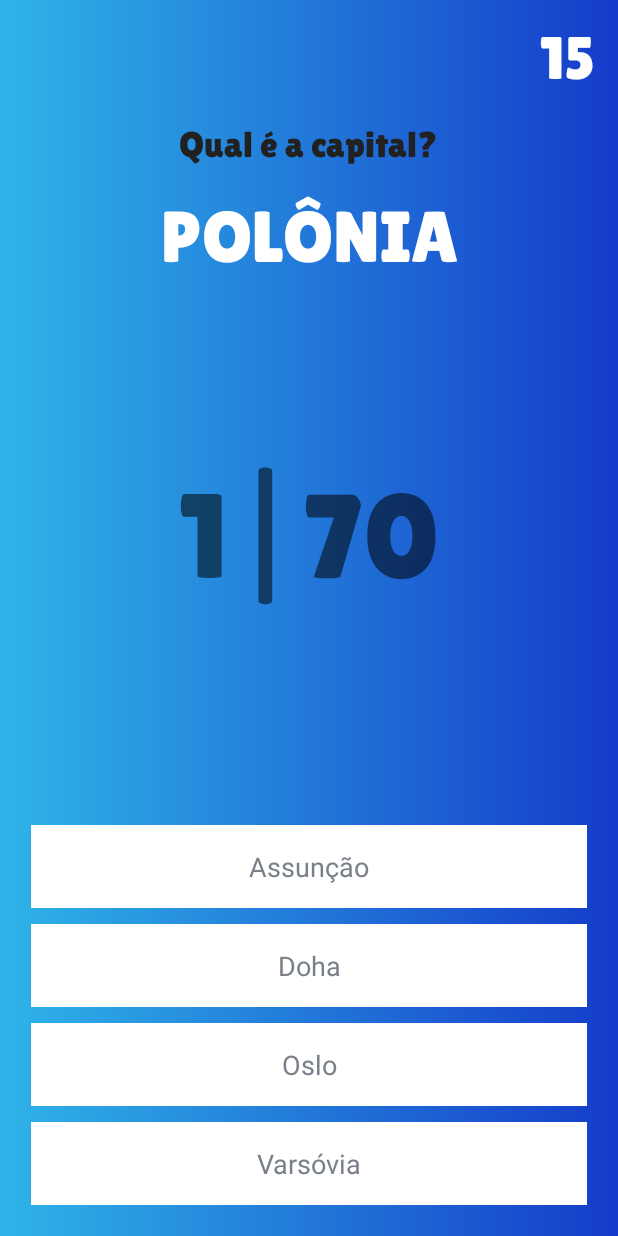
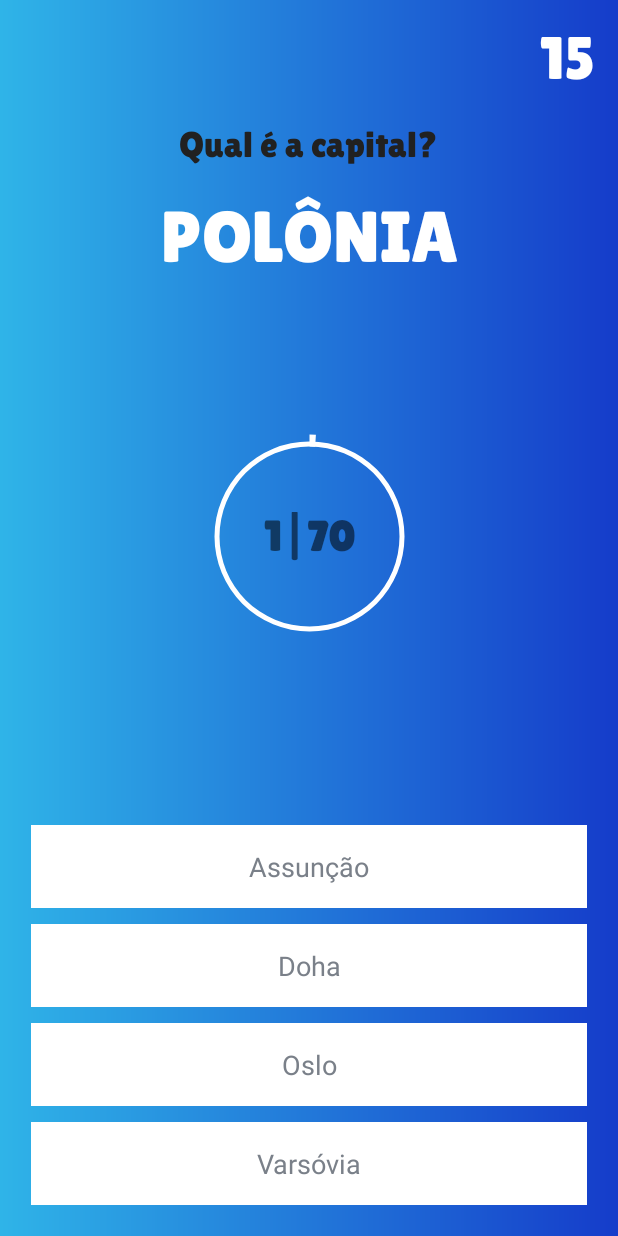
Before and after one commit to Pedro-Luigi/Game-Quiz, an Android app: the QuestionActivity screen opened directly, with no data from a screen before it, on a phone screen of 412 x 824 dp. Run offline under Robolectric (Android 15) with nearby library versions, the phone set to English and light mode, and no system bars; Roboto replaces fonts that are not available here.

Commit message:
add a circle progress bar.

```diff
--- a/app/src/main/java/com/meu/qualeacapital/QuestionActivity.kt
+++ b/app/src/main/java/com/meu/qualeacapital/QuestionActivity.kt
@@ -1,15 +1,11 @@
 package com.meu.qualeacapital
 
 import android.annotation.SuppressLint
-import android.app.Activity
 import android.content.Intent
-import android.graphics.Color
-import android.os.Build
 import androidx.appcompat.app.AppCompatActivity
 import android.os.Bundle
 import android.os.CountDownTimer
 import android.view.View
-import androidx.annotation.RequiresApi
 import androidx.appcompat.app.AlertDialog
 import com.meu.qualeacapital.databinding.ActivityQuestionBinding
 import com.meu.qualeacapital.databinding.CorrectDialogLayoutBinding
@@ -45,7 +41,7 @@ class QuestionActivity : AppCompatActivity() {
         binding.tvOptionOne.setOnClickListener {
             timer!!.cancel()
             equal()
-            val answer = correction(A)
+            correction(A)
             if (A){
                 binding.tvOptionOne.setBackgroundColor(resources.getColor(R.color.green_500))
             } else {
@@ -55,7 +51,7 @@ class QuestionActivity : AppCompatActivity() {
         binding.tvOptionTwo.setOnClickListener {
             timer!!.cancel()
             equal()
-            val answer = correction(B)
+            correction(B)
             if (B){
                 binding.tvOptionTwo.setBackgroundColor(resources.getColor(R.color.green_500))
             } else {
@@ -65,7 +61,7 @@ class QuestionActivity : AppCompatActivity() {
         binding.tvOptionThree.setOnClickListener {
             timer!!.cancel()
             equal()
-            val answer = correction(C)
+            correction(C)
             if (C){
                 binding.tvOptionThree.setBackgroundColor(resources.getColor(R.color.green_500))
             } else {
@@ -81,9 +77,11 @@ class QuestionActivity : AppCompatActivity() {
             } else {
                 binding.tvOptionFour.setBackgroundColor(resources.getColor(R.color.red_500))
             }
+        }
 
-        }
         binding.points.text = "$sum|${questionList!!.size}"
+        binding.progressBar.progress = (sum * 100 / questionList!!.size )
+
     }
 
     private fun correction(answer:Boolean) {
--- /dev/null
+++ b/app/src/main/res/drawable/circle_progress_bar.xml
@@ -0,0 +1,21 @@
+<?xml version="1.0" encoding="utf-8"?>
+<rotate xmlns:android="http://schemas.android.com/apk/res/android"
+    android:fromDegrees="270"
+    android:toDegrees="270">
+
+    <shape
+        android:innerRadiusRatio="2.5"
+        android:shape="ring"
+        android:thickness="8dp"
+        android:useLevel="true">
+
+        <gradient
+            android:angle="8"
+            android:endColor="@color/light_blue"
+            android:startColor="@color/white"
+            android:type="sweep"
+            android:useLevel="false"/>
+
+    </shape>
+
+</rotate>
--- /dev/null
+++ b/app/src/main/res/drawable/circle_shape.xml
@@ -0,0 +1,10 @@
+<?xml version="1.0" encoding="utf-8"?>
+<shape xmlns:android="http://schemas.android.com/apk/res/android"
+    android:shape="ring"
+    android:innerRadiusRatio="2.5"
+    android:thickness="3dp"
+    android:useLevel="false">
+
+    <solid android:color="@color/white"/>
+
+</shape>
--- a/app/src/main/res/layout/activity_question.xml
+++ b/app/src/main/res/layout/activity_question.xml
@@ -63,16 +63,42 @@
             android:textSize="48sp" />
     </LinearLayout>
 
-    <TextView
-        android:id="@+id/points"
-        android:layout_width="wrap_content"
-        android:layout_height="wrap_content"
-        android:textSize="80sp"
-        android:fontFamily="@font/lilita_one"
-        app:layout_constraintBottom_toTopOf="@+id/linear02"
+<!--    AQUI -->
+    <RelativeLayout
+        android:layout_width="150dp"
+        android:layout_height="150dp"
+        android:layout_margin="100dp"
+        app:layout_constraintBottom_toTopOf="@id/linear02"
         app:layout_constraintEnd_toEndOf="parent"
         app:layout_constraintStart_toStartOf="parent"
-        app:layout_constraintTop_toBottomOf="@+id/linear01" />
+        app:layout_constraintTop_toBottomOf="@id/linear01">
+
+        <ProgressBar
+            android:id="@+id/progress_bar"
+            style="?android:attr/progressBarStyleHorizontal"
+            android:layout_width="match_parent"
+            android:layout_height="match_parent"
+            android:background="@drawable/circle_shape"
+            android:indeterminate="false"
+            android:progressDrawable="@drawable/circle_progress_bar"
+            android:textAlignment="center" />
+
+        <TextView
+            android:id="@+id/points"
+            android:layout_width="wrap_content"
+            android:layout_height="wrap_content"
+            android:layout_alignParentStart="true"
+            android:layout_alignParentEnd="true"
+            android:layout_centerVertical="true"
+            android:gravity="center"
+            android:text="@string/null_value"
+            android:fontFamily="@font/lilita_one"
+            android:textSize="28sp"
+            android:textStyle="bold"/>
+
+    </RelativeLayout>
+
+<!--    AQUI -->
 
     <LinearLayout
         android:id="@+id/linear02"
--- a/app/src/main/res/values/strings.xml
+++ b/app/src/main/res/values/strings.xml
@@ -9,4 +9,5 @@
     <string name="bot_o_para_iniciar_o_quiz">Botão para iniciar o quiz</string>
     <string name="imagem_de_um_planeta">Imagem de um planeta</string>
     <string name="quiz">Quiz</string>
+    <string name="null_value">---</string>
 </resources>
```
